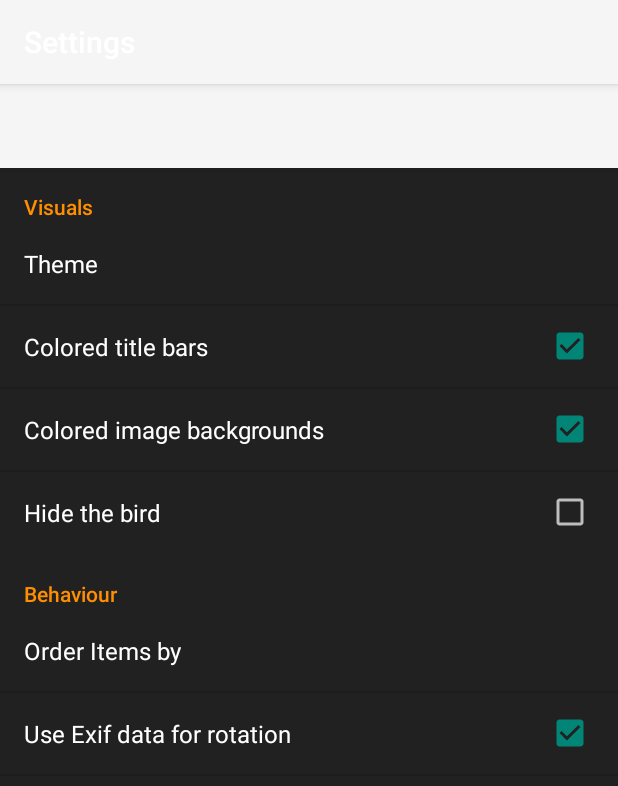
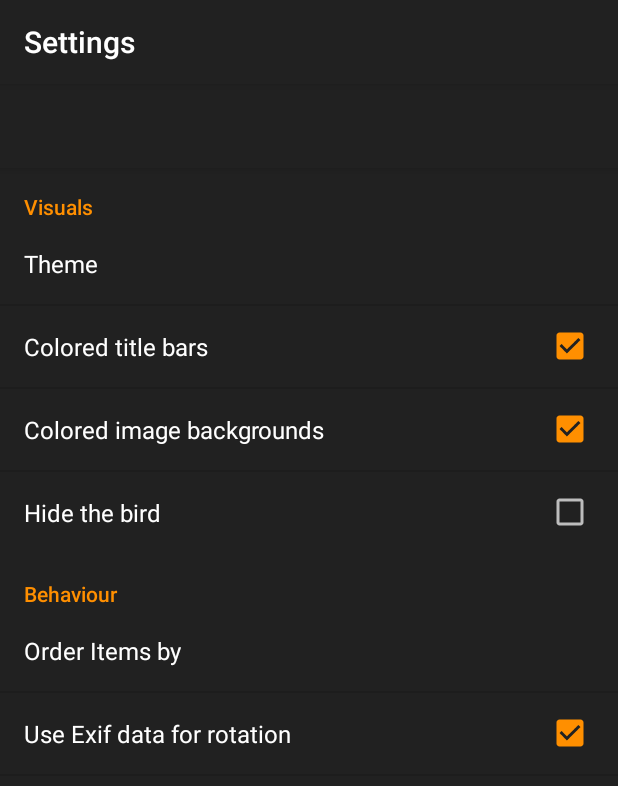
Before and after one commit to zmnpl/FreeGallery, an Android app: the screen it shows after launch (SettingsActivity), in the options menu, after a tap on "Settings", on a phone screen of 412 x 824 dp. Shown: the top 786 px of the screen. Run offline under Robolectric (Android 15) with nearby library versions, the phone set to English and light mode, and no system bars; libraries missing offline, so code that uses them is left out: co.zsmb.materialdrawerkt, com.mikepenz.iconics, com.mikepenz.ionicons_typeface_library, com.mikepenz.materialdrawer; 4 statements that could not run were skipped.

Commit message:
Fix toolbar on action mode

```diff
--- a/app/src/main/res/values/styles.xml
+++ b/app/src/main/res/values/styles.xml
@@ -2,22 +2,17 @@
 
     <!-- Dark -->
     <style name="DarkAppBase" parent="MaterialDrawerTheme">
-        <item name="android:windowActionModeOverlay">true</item>
+        <item name="windowActionModeOverlay">true</item>
         <item name="android:windowTranslucentStatus">false</item>
-        <item name="android:colorPrimary">@color/primary</item>
-        <item name="android:colorPrimaryDark">@color/primary_dark</item>
-        <item name="android:colorAccent">@color/accent</item>
+        <item name="colorPrimary">@color/primary</item>
+        <item name="colorPrimaryDark">@color/primary_dark</item>
+        <item name="colorAccent">@color/accent</item>
         <item name="android:windowBackground">@color/windowBackground</item>
         <item name="android:textColorPrimary">@color/primary_text</item>
         <item name="android:textColorSecondary">@color/secondary_text</item>
+        <item name="material_drawer_divider">@color/divider</item>
         <!-- <item name="android:statusBarColor">@andrliveColorolor/transparent</item> -->
 
-        <!-- MaterialDrawer specific values -->
-        <item name="material_drawer_divider">@color/divider</item>
-
-        <!-- Dialog -->
-        <item name="android:alertDialogTheme">@style/DarkDialogBase</item>
-        <item name="android:dialogTheme">@style/DarkDialogBase</item>
     </style>
 
     <style name="DarkDialogBase" parent="Theme.AppCompat.Dialog">
```
